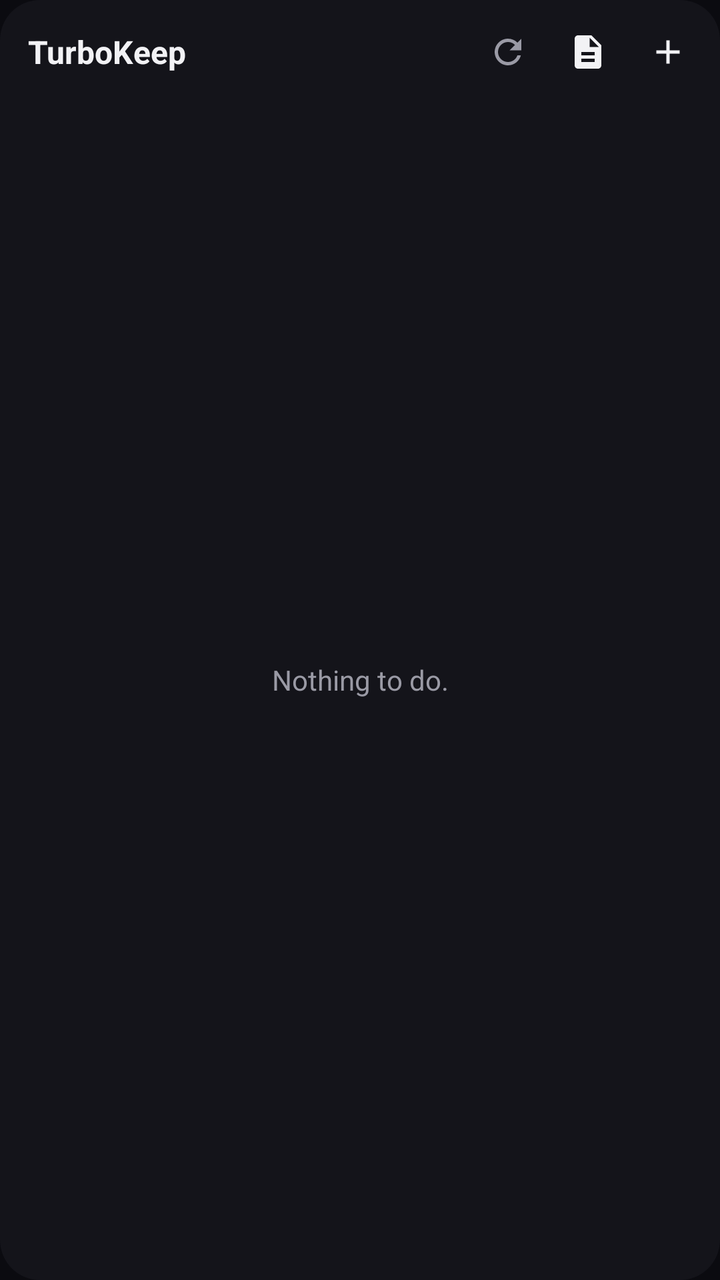
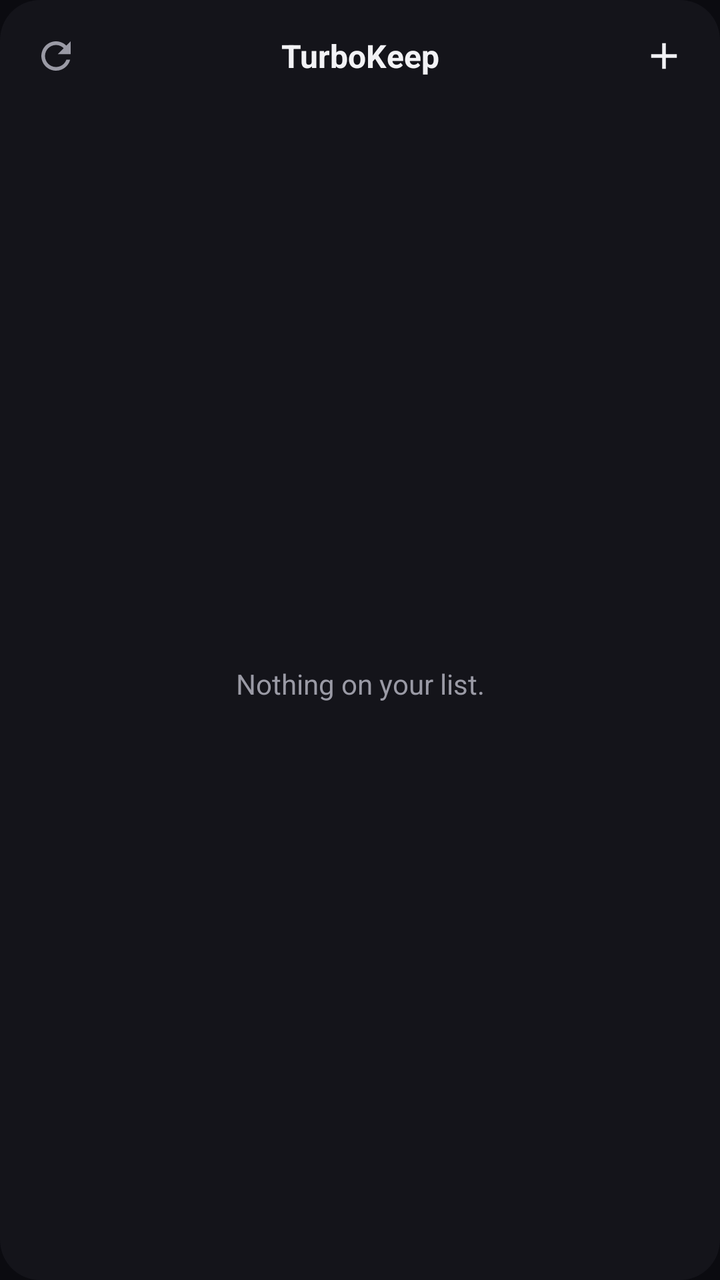

Compare the two renders of this Android layout. The source of the first and the diff that turns it into the second are given below.
<!-- AndroidManifest.xml: application theme Theme.TurboKeep -->
<!-- res/layout/widget_tasks.xml -->
<?xml version="1.0" encoding="utf-8"?>
<LinearLayout xmlns:android="http://schemas.android.com/apk/res/android"
    android:layout_width="match_parent"
    android:layout_height="match_parent"
    android:background="@drawable/widget_bg"
    android:orientation="vertical"
    android:padding="6dp">

    <LinearLayout
        android:layout_width="match_parent"
        android:layout_height="40dp"
        android:gravity="center_vertical"
        android:orientation="horizontal">

        <TextView
            android:id="@+id/title"
            android:layout_width="0dp"
            android:layout_height="match_parent"
            android:layout_weight="1"
            android:gravity="center_vertical"
            android:paddingStart="8dp"
            android:text="@string/app_name"
            android:textColor="@color/widget_text"
            android:textSize="16sp"
            android:textStyle="bold" />

        <ImageView
            android:id="@+id/refresh"
            android:layout_width="40dp"
            android:layout_height="40dp"
            android:contentDescription="Refresh"
            android:padding="10dp"
            android:src="@drawable/ic_w_refresh" />

        <ImageView
            android:id="@+id/add_note"
            android:layout_width="40dp"
            android:layout_height="40dp"
            android:contentDescription="New note"
            android:padding="10dp"
            android:src="@drawable/ic_w_note" />

        <ImageView
            android:id="@+id/add_task"
            android:layout_width="40dp"
            android:layout_height="40dp"
            android:contentDescription="New task"
            android:padding="10dp"
            android:src="@drawable/ic_w_add" />
    </LinearLayout>

    <FrameLayout
        android:layout_width="match_parent"
        android:layout_height="0dp"
        android:layout_weight="1">

        <ListView
            android:id="@+id/list"
            android:layout_width="match_parent"
            android:layout_height="match_parent"
            android:divider="@null"
            android:dividerHeight="0dp" />

        <TextView
            android:id="@+id/empty"
            android:layout_width="match_parent"
            android:layout_height="match_parent"
            android:gravity="center"
            android:padding="16dp"
            android:text="Nothing to do."
            android:textColor="@color/widget_muted"
            android:textSize="14sp" />
    </FrameLayout>
</LinearLayout>
<!-- resources referenced by this layout -->
<resources>
  <color name="widget_muted">#FF9A9AA5</color>
  <color name="widget_text">#FFF2F2F5</color>
  <!-- drawable ic_w_add (drawable) -->
  <?xml version="1.0" encoding="utf-8"?>
  <vector xmlns:android="http://schemas.android.com/apk/res/android" android:width="24dp" android:height="24dp" android:viewportWidth="24" android:viewportHeight="24">
      <path android:fillColor="#FFF2F2F5" android:pathData="M19,13h-6v6h-2v-6H5v-2h6V5h2v6h6v2z" />
  </vector>
  <!-- drawable ic_w_note (drawable) -->
  <?xml version="1.0" encoding="utf-8"?>
  <vector xmlns:android="http://schemas.android.com/apk/res/android" android:width="24dp" android:height="24dp" android:viewportWidth="24" android:viewportHeight="24">
      <path android:fillColor="#FFF2F2F5" android:pathData="M14,2H6C4.9,2 4,2.9 4,4v16c0,1.1 0.89,2 1.99,2H18c1.1,0 2,-0.9 2,-2V8l-6,-6zM16,18H8v-2h8v2zM16,14H8v-2h8v2zM13,9V3.5L18.5,9H13z" />
  </vector>
  <!-- drawable ic_w_refresh (drawable) -->
  <?xml version="1.0" encoding="utf-8"?>
  <vector xmlns:android="http://schemas.android.com/apk/res/android" android:width="24dp" android:height="24dp" android:viewportWidth="24" android:viewportHeight="24">
      <path android:fillColor="#FF9A9AA5" android:pathData="M17.65,6.35C16.2,4.9 14.21,4 12,4c-4.42,0 -7.99,3.58 -7.99,8s3.57,8 7.99,8c3.73,0 6.84,-2.55 7.73,-6h-2.08c-0.82,2.33 -3.04,4 -5.65,4 -3.31,0 -6,-2.69 -6,-6s2.69,-6 6,-6c1.66,0 3.14,0.69 4.22,1.78L13,11h7V4l-2.35,2.35z" />
  </vector>
  <!-- drawable widget_bg (drawable) -->
  <?xml version="1.0" encoding="utf-8"?>
  <shape xmlns:android="http://schemas.android.com/apk/res/android" android:shape="rectangle">
      <solid android:color="@color/widget_bg" />
      <corners android:radius="20dp" />
  </shape>
  <string name="app_name">TurboKeep</string>
  <style name="Theme.TurboKeep" parent="Theme.AppCompat.DayNight.NoActionBar">
          <item name="android:windowBackground">@color/keep_bg</item>
          <item name="android:statusBarColor">@android:color/transparent</item>
          <item name="android:navigationBarColor">@android:color/transparent</item>
      </style>
  <color name="widget_bg">#EE15151B</color>
  <color name="keep_bg">#FF0B0B10</color>
</resources>

<!-- the commit's change to res/layout/widget_tasks.xml (unified diff, before → after) -->
@@ -6,46 +6,38 @@
     android:orientation="vertical"
     android:padding="6dp">
 
+    
     <LinearLayout
         android:layout_width="match_parent"
-        android:layout_height="40dp"
+        android:layout_height="44dp"
         android:gravity="center_vertical"
         android:orientation="horizontal">
+
+        <ImageView
+            android:id="@+id/refresh"
+            android:layout_width="44dp"
+            android:layout_height="44dp"
+            android:contentDescription="Refresh"
+            android:padding="11dp"
+            android:src="@drawable/ic_w_refresh" />
 
         <TextView
             android:id="@+id/title"
             android:layout_width="0dp"
             android:layout_height="match_parent"
             android:layout_weight="1"
-            android:gravity="center_vertical"
-            android:paddingStart="8dp"
+            android:gravity="center"
             android:text="@string/app_name"
             android:textColor="@color/widget_text"
             android:textSize="16sp"
             android:textStyle="bold" />
 
         <ImageView
-            android:id="@+id/refresh"
-            android:layout_width="40dp"
-            android:layout_height="40dp"
-            android:contentDescription="Refresh"
-            android:padding="10dp"
-            android:src="@drawable/ic_w_refresh" />
-
-        <ImageView
-            android:id="@+id/add_note"
-            android:layout_width="40dp"
-            android:layout_height="40dp"
-            android:contentDescription="New note"
-            android:padding="10dp"
-            android:src="@drawable/ic_w_note" />
-
-        <ImageView
-            android:id="@+id/add_task"
-            android:layout_width="40dp"
-            android:layout_height="40dp"
-            android:contentDescription="New task"
-            android:padding="10dp"
+            android:id="@+id/add"
+            android:layout_width="44dp"
+            android:layout_height="44dp"
+            android:contentDescription="Add something"
+            android:padding="11dp"
             android:src="@drawable/ic_w_add" />
     </LinearLayout>
 
@@ -67,7 +59,7 @@
             android:layout_height="match_parent"
             android:gravity="center"
             android:padding="16dp"
-            android:text="Nothing to do."
+            android:text="Nothing on your list."
             android:textColor="@color/widget_muted"
             android:textSize="14sp" />
     </FrameLayout>
<!-- resource entries referenced after the edit -->
@@ -6,11 +6,6 @@
   <?xml version="1.0" encoding="utf-8"?>
   <vector xmlns:android="http://schemas.android.com/apk/res/android" android:width="24dp" android:height="24dp" android:viewportWidth="24" android:viewportHeight="24">
       <path android:fillColor="#FFF2F2F5" android:pathData="M19,13h-6v6h-2v-6H5v-2h6V5h2v6h6v2z" />
-  </vector>
-  <!-- drawable ic_w_note (drawable) -->
-  <?xml version="1.0" encoding="utf-8"?>
-  <vector xmlns:android="http://schemas.android.com/apk/res/android" android:width="24dp" android:height="24dp" android:viewportWidth="24" android:viewportHeight="24">
-      <path android:fillColor="#FFF2F2F5" android:pathData="M14,2H6C4.9,2 4,2.9 4,4v16c0,1.1 0.89,2 1.99,2H18c1.1,0 2,-0.9 2,-2V8l-6,-6zM16,18H8v-2h8v2zM16,14H8v-2h8v2zM13,9V3.5L18.5,9H13z" />
   </vector>
   <!-- drawable ic_w_refresh (drawable) -->
   <?xml version="1.0" encoding="utf-8"?>
